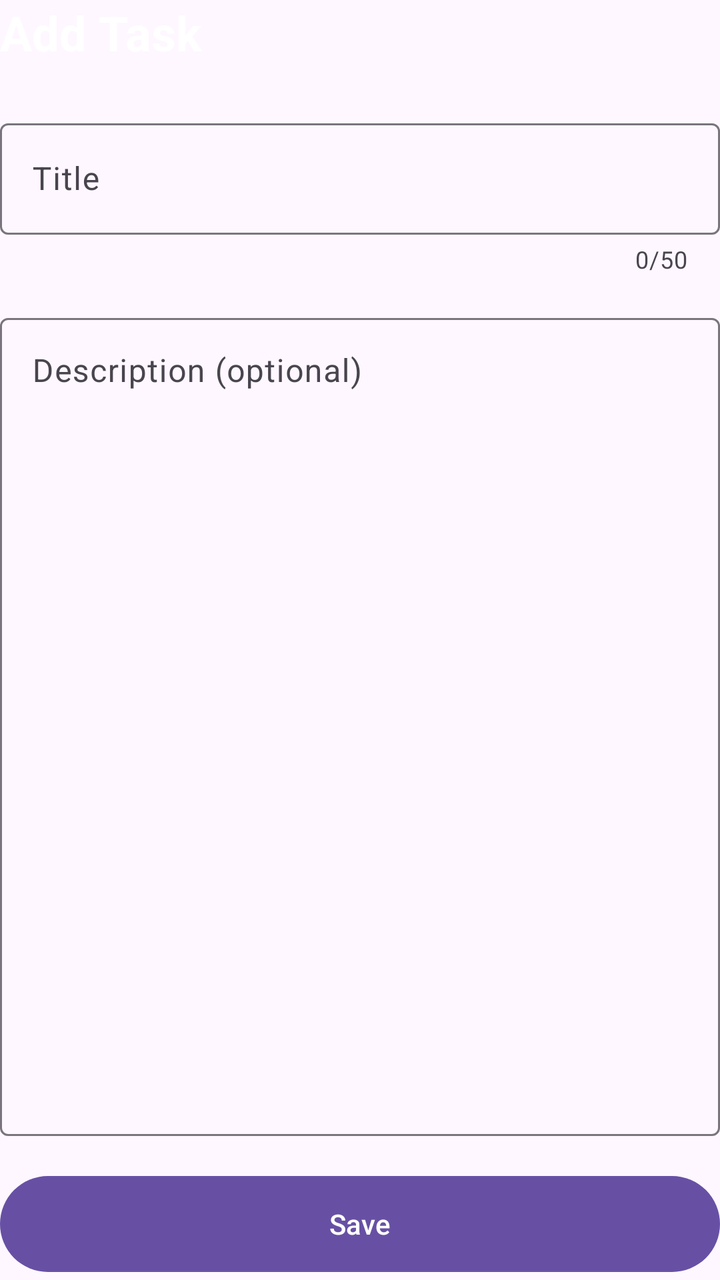
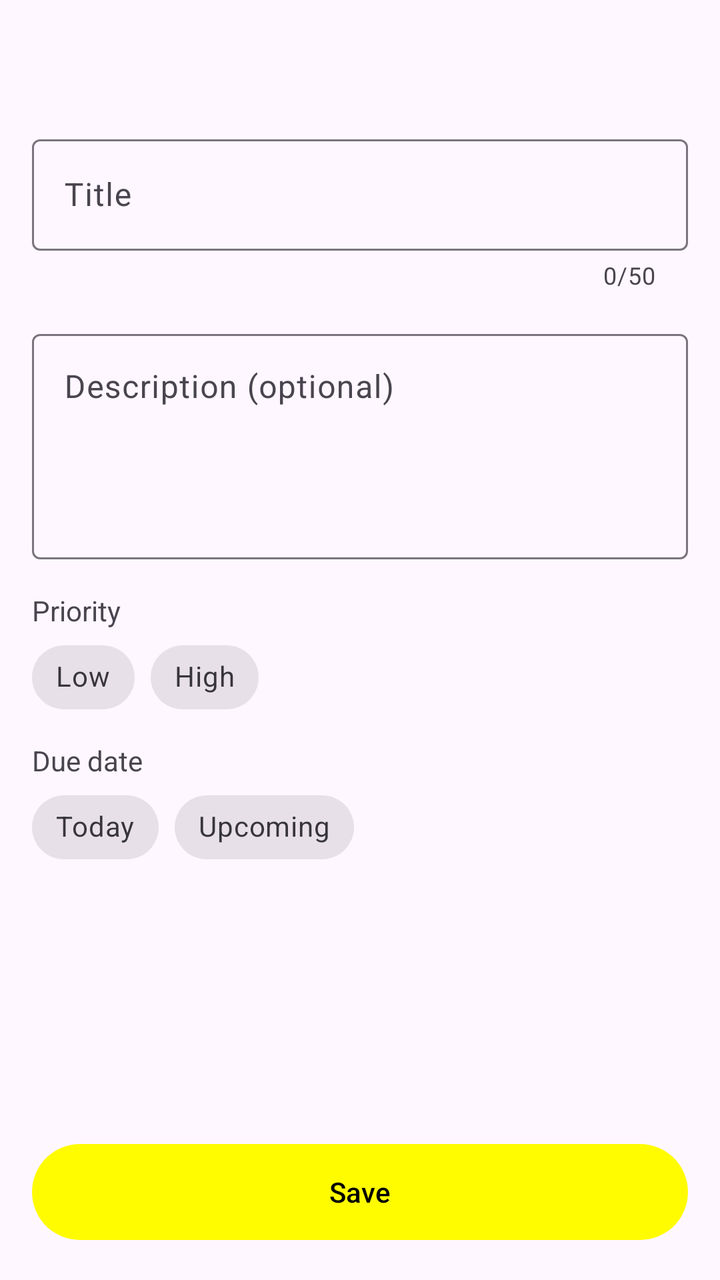

Before-and-after screenshots of an Android layout around one commit, followed by the original layout XML and the change that was made.
<!-- AndroidManifest.xml: application theme Theme.TodoApp -->
<!-- res/layout/add_todos.xml -->
<?xml version="1.0" encoding="utf-8"?>
<androidx.constraintlayout.widget.ConstraintLayout
    xmlns:android="http://schemas.android.com/apk/res/android"
    xmlns:app="http://schemas.android.com/apk/res-auto"
    android:layout_width="match_parent"
    android:layout_height="match_parent">

    <TextView
        android:id="@+id/txtHeader"
        android:layout_width="0dp"
        android:layout_height="wrap_content"
        android:text="Add Task"
        android:textColor="@color/white"
        android:textSize="24sp"
        android:textStyle="bold"
        app:layout_constraintEnd_toEndOf="parent"
        app:layout_constraintStart_toStartOf="parent"
        app:layout_constraintTop_toTopOf="parent" />

    <com.google.android.material.textfield.TextInputLayout
        android:id="@+id/todoTitle"
        style="?attr/textInputOutlinedStyle"
        android:layout_width="0dp"
        android:layout_height="wrap_content"
        android:layout_marginTop="24dp"
        android:hint="Title"
        app:counterEnabled="true"
        app:counterMaxLength="50"
        app:layout_constraintEnd_toEndOf="parent"
        app:layout_constraintStart_toStartOf="parent"
        app:layout_constraintTop_toBottomOf="@id/txtHeader">

        <com.google.android.material.textfield.TextInputEditText
            android:id="@+id/inputTitle"
            android:layout_width="match_parent"
            android:layout_height="wrap_content"
            android:imeOptions="actionNext"
            android:inputType="textCapSentences"
            android:maxLength="50"
            android:maxLines="1" />
    </com.google.android.material.textfield.TextInputLayout>

    <com.google.android.material.textfield.TextInputLayout
        android:id="@+id/todoDescription"
        style="?attr/textInputOutlinedStyle"
        android:layout_width="0dp"
        android:layout_height="0dp"
        android:layout_marginTop="16dp"
        android:layout_marginBottom="16dp"
        android:hint="Description (optional)"
        app:layout_constraintBottom_toTopOf="@id/btnSave"
        app:layout_constraintEnd_toEndOf="parent"
        app:layout_constraintStart_toStartOf="parent"
        app:layout_constraintTop_toBottomOf="@id/todoTitle">

        <com.google.android.material.textfield.TextInputEditText
            android:id="@+id/inputDescription"
            android:layout_width="match_parent"
            android:layout_height="match_parent"
            android:gravity="top|start"
            android:inputType="textMultiLine|textCapSentences"
            android:scrollbars="vertical" />
    </com.google.android.material.textfield.TextInputLayout>

    <com.google.android.material.button.MaterialButton
        android:id="@+id/btnSave"
        android:layout_width="0dp"
        android:layout_height="56dp"
        android:text="Save"
        app:layout_constraintBottom_toBottomOf="parent"
        app:layout_constraintEnd_toEndOf="parent"
        app:layout_constraintStart_toStartOf="parent" />
</androidx.constraintlayout.widget.ConstraintLayout>
<!-- resources referenced by this layout -->
<resources>
  <color name="white">#FFFFFFFF</color>
  <style name="Theme.TodoApp" parent="Base.Theme.TodoApp" />
  <style name="Base.Theme.TodoApp" parent="Theme.Material3.DayNight.NoActionBar">
          
      </style>
</resources>

<!-- the commit's change to res/layout/add_todos.xml (unified diff, before → after) -->
@@ -3,64 +3,181 @@
     xmlns:android="http://schemas.android.com/apk/res/android"
     xmlns:app="http://schemas.android.com/apk/res-auto"
     android:layout_width="match_parent"
-    android:layout_height="match_parent">
+    android:layout_height="match_parent"
+    android:padding="16dp">
 
+    
     <TextView
         android:id="@+id/txtHeader"
         android:layout_width="0dp"
         android:layout_height="wrap_content"
-        android:text="Add Task"
-        android:textColor="@color/white"
+        android:textColor="?android:attr/textColorPrimary"
         android:textSize="24sp"
         android:textStyle="bold"
         app:layout_constraintEnd_toEndOf="parent"
         app:layout_constraintStart_toStartOf="parent"
         app:layout_constraintTop_toTopOf="parent" />
 
-    <com.google.android.material.textfield.TextInputLayout
-        android:id="@+id/todoTitle"
-        style="?attr/textInputOutlinedStyle"
+    
+    <androidx.core.widget.NestedScrollView
         android:layout_width="0dp"
-        android:layout_height="wrap_content"
-        android:layout_marginTop="24dp"
-        android:hint="Title"
-        app:counterEnabled="true"
-        app:counterMaxLength="50"
+        android:layout_height="0dp"
+        android:layout_marginTop="16dp"
+        android:layout_marginBottom="16dp"
+        app:layout_constraintBottom_toTopOf="@id/btnSave"
         app:layout_constraintEnd_toEndOf="parent"
         app:layout_constraintStart_toStartOf="parent"
         app:layout_constraintTop_toBottomOf="@id/txtHeader">
 
-        <com.google.android.material.textfield.TextInputEditText
-            android:id="@+id/inputTitle"
+        <LinearLayout
             android:layout_width="match_parent"
             android:layout_height="wrap_content"
-            android:imeOptions="actionNext"
-            android:inputType="textCapSentences"
-            android:maxLength="50"
-            android:maxLines="1" />
-    </com.google.android.material.textfield.TextInputLayout>
+            android:orientation="vertical">
 
-    <com.google.android.material.textfield.TextInputLayout
-        android:id="@+id/todoDescription"
-        style="?attr/textInputOutlinedStyle"
-        android:layout_width="0dp"
-        android:layout_height="0dp"
-        android:layout_marginTop="16dp"
-        android:layout_marginBottom="16dp"
-        android:hint="Description (optional)"
-        app:layout_constraintBottom_toTopOf="@id/btnSave"
-        app:layout_constraintEnd_toEndOf="parent"
-        app:layout_constraintStart_toStartOf="parent"
-        app:layout_constraintTop_toBottomOf="@id/todoTitle">
+            
+            <com.google.android.material.textfield.TextInputLayout
+                android:id="@+id/todoTitle"
+                style="?attr/textInputOutlinedStyle"
+                android:layout_width="match_parent"
+                android:layout_height="wrap_content"
+                android:hint="Title"
+                app:counterEnabled="true"
+                app:counterMaxLength="50">
 
-        <com.google.android.material.textfield.TextInputEditText
-            android:id="@+id/inputDescription"
-            android:layout_width="match_parent"
-            android:layout_height="match_parent"
-            android:gravity="top|start"
-            android:inputType="textMultiLine|textCapSentences"
-            android:scrollbars="vertical" />
-    </com.google.android.material.textfield.TextInputLayout>
+                <com.google.android.material.textfield.TextInputEditText
+                    android:id="@+id/inputTitle"
+                    android:layout_width="match_parent"
+                    android:layout_height="wrap_content"
+                    android:imeOptions="actionNext"
+                    android:inputType="textCapSentences"
+                    android:maxLength="50"
+                    android:maxLines="1" />
+            </com.google.android.material.textfield.TextInputLayout>
+
+            
+            <com.google.android.material.textfield.TextInputLayout
+                android:id="@+id/todoDescription"
+                style="?attr/textInputOutlinedStyle"
+                android:layout_width="match_parent"
+                android:layout_height="wrap_content"
+                android:layout_marginTop="16dp"
+                android:hint="Description (optional)">
+
+                <com.google.android.material.textfield.TextInputEditText
+                    android:id="@+id/inputDescription"
+                    android:layout_width="match_parent"
+                    android:layout_height="wrap_content"
+                    android:gravity="top|start"
+                    android:inputType="textMultiLine|textCapSentences"
+                    android:minLines="4" />
+            </com.google.android.material.textfield.TextInputLayout>
+
+            
+            <TextView
+                android:layout_width="wrap_content"
+                android:layout_height="wrap_content"
+                android:layout_marginTop="16dp"
+                android:text="@string/label_priority"
+                android:textColor="?android:attr/textColorSecondary" />
+
+            <com.google.android.material.chip.ChipGroup
+                android:id="@+id/chipGroupPriority"
+                android:layout_width="match_parent"
+                android:layout_height="wrap_content"
+                app:selectionRequired="true"
+                app:singleSelection="true">
+                <com.google.android.material.chip.Chip
+                    android:id="@+id/chipPrioLow"
+                    style="@style/Widget.MaterialComponents.Chip.Choice"
+                    android:layout_width="wrap_content"
+                    android:layout_height="wrap_content"
+                    android:text="@string/priority_low" />
+                <com.google.android.material.chip.Chip
+                    android:id="@+id/chipPrioHigh"
+                    style="@style/Widget.MaterialComponents.Chip.Choice"
+                    android:layout_width="wrap_content"
+                    android:layout_height="wrap_content"
+                    android:text="@string/priority_high" />
+            </com.google.android.material.chip.ChipGroup>
+
+            
+            <TextView
+                android:layout_width="wrap_content"
+                android:layout_height="wrap_content"
+                android:layout_marginTop="8dp"
+                android:text="@string/label_due"
+                android:textColor="?android:attr/textColorSecondary" />
+
+            <com.google.android.material.chip.ChipGroup
+                android:id="@+id/chipGroupDue"
+                android:layout_width="match_parent"
+                android:layout_height="wrap_content"
+                app:singleSelection="true">
+                <com.google.android.material.chip.Chip
+                    android:id="@+id/chipDueToday"
+                    style="@style/Widget.MaterialComponents.Chip.Choice"
+                    android:layout_width="wrap_content"
+                    android:layout_height="wrap_content"
+                    android:text="@string/filter_today" />
+                <com.google.android.material.chip.Chip
+                    android:id="@+id/chipDueUpcoming"
+                    style="@style/Widget.MaterialComponents.Chip.Choice"
+                    android:layout_width="wrap_content"
+                    android:layout_height="wrap_content"
+                    android:text="@string/filter_upcoming" />
+
+            </com.google.android.material.chip.ChipGroup>
+
+            
+            <TextView
+                android:id="@+id/txtDueDate"
+                android:layout_width="wrap_content"
+                android:layout_height="wrap_content"
+                android:textColor="?android:attr/textColorPrimary" />
+
+            
+            <LinearLayout
+                android:id="@+id/layoutStatus"
+                android:layout_width="match_parent"
+                android:layout_height="wrap_content"
+                android:layout_marginTop="16dp"
+                android:orientation="vertical"
+                android:visibility="gone">
+
+                <TextView
+                    android:layout_width="wrap_content"
+                    android:layout_height="wrap_content"
+                    android:text="@string/label_status"
+                    android:textColor="?android:attr/textColorSecondary" />
+
+                <com.google.android.material.chip.ChipGroup
+                    android:id="@+id/chipGroupStatus"
+                    android:layout_width="match_parent"
+                    android:layout_height="wrap_content"
+                    app:selectionRequired="true"
+                    app:singleSelection="true">
+                    <com.google.android.material.chip.Chip
+                        android:id="@+id/chipStPending"
+                        style="@style/Widget.MaterialComponents.Chip.Choice"
+                        android:layout_width="wrap_content"
+                        android:layout_height="wrap_content"
+                        android:text="@string/status_pending" />
+                    <com.google.android.material.chip.Chip
+                        android:id="@+id/chipStInProgress"
+                        style="@style/Widget.MaterialComponents.Chip.Choice"
+                        android:layout_width="wrap_content"
+                        android:layout_height="wrap_content"
+                        android:text="@string/status_in_progress" />
+                    <com.google.android.material.chip.Chip
+                        android:id="@+id/chipStCompleted"
+                        style="@style/Widget.MaterialComponents.Chip.Choice"
+                        android:layout_width="wrap_content"
+                        android:layout_height="wrap_content"
+                        android:text="@string/status_completed" />
+                </com.google.android.material.chip.ChipGroup>
+            </LinearLayout>
+        </LinearLayout>
+    </androidx.core.widget.NestedScrollView>
 
     <com.google.android.material.button.MaterialButton
         android:id="@+id/btnSave"
<!-- resource entries referenced after the edit -->
@@ -1,9 +1,23 @@
 <!-- resources referenced by this layout -->
 <resources>
-  <color name="white">#FFFFFFFF</color>
+  <string name="filter_today">Today</string>
+  <string name="filter_upcoming">Upcoming</string>
+  <string name="label_due">Due date</string>
+  <string name="label_priority">Priority</string>
+  <string name="label_status">Status</string>
+  <string name="priority_high">High</string>
+  <string name="priority_low">Low</string>
+  <string name="status_completed">Completed</string>
+  <string name="status_in_progress">In Progress</string>
+  <string name="status_pending">Pending</string>
   <style name="Theme.TodoApp" parent="Base.Theme.TodoApp" />
   <style name="Base.Theme.TodoApp" parent="Theme.Material3.DayNight.NoActionBar">
-          
+          <item name="colorPrimary">@color/yellow</item>
+          <item name="colorOnPrimary">@color/black</item>
+          <item name="colorSecondaryContainer">@color/yellow</item>
+          <item name="colorOnSecondaryContainer">@color/black</item>
       </style>
+  <color name="yellow">#FFFFFC00</color>
+  <color name="black">#FF000000</color>
 </resources>
 
